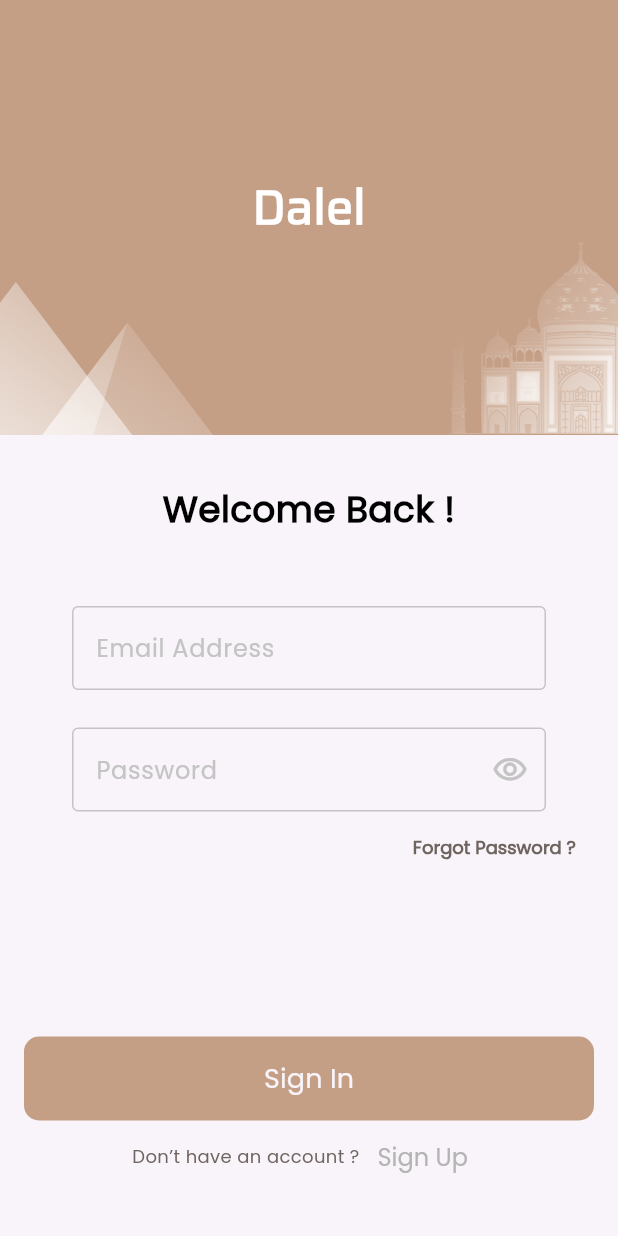
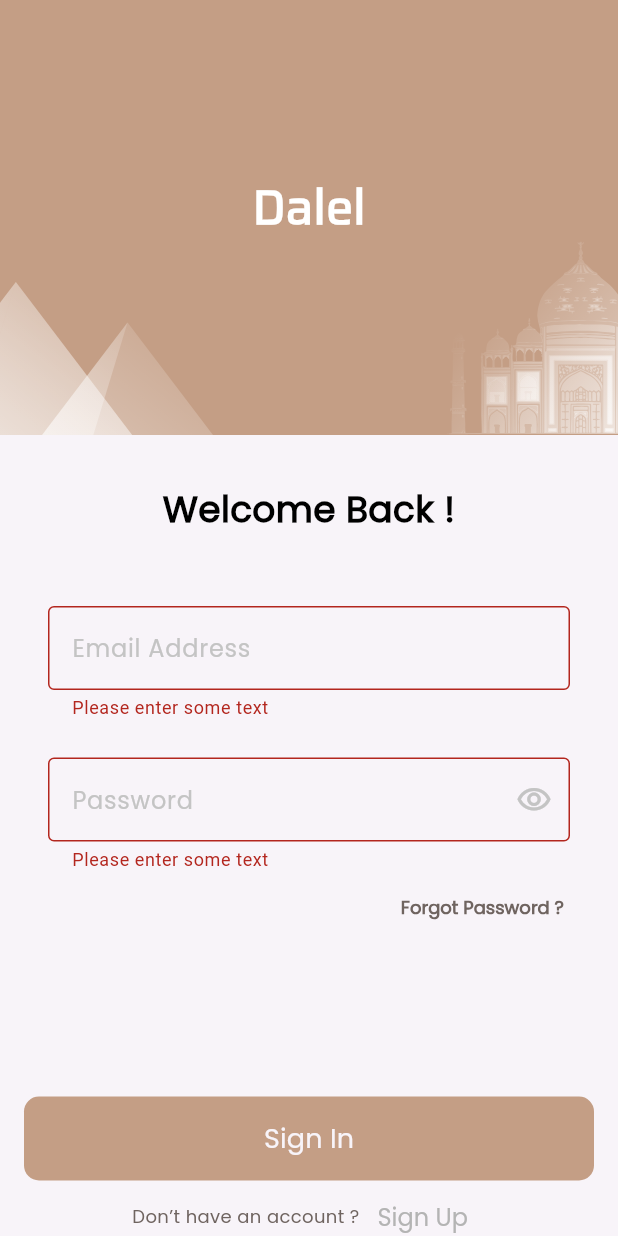
Before and after one commit to ramy23149/Dalel, a Flutter app: the LogInView screen opened by its route, after a tap on "Sign In", on a phone screen of 412 x 824 dp. Run offline on Flutter 3.47's test engine with Material 3 defaults, Android fonts, the phone set to English and light mode, and no system bars; our stand-ins replace firebase_auth, firebase_core, flutter_bloc, flutter_svg, fluttertoast, get_it and 3 more; accounts and stored records are empty.

Commit message:
add login logic

```diff
--- a/lib/core/functions/custom_navigation.dart
+++ b/lib/core/functions/custom_navigation.dart
@@ -11,3 +11,7 @@ void customPushNavigation(String routePath) {
 void customGoNavigation(String routePath) {
   AppRouter.router.go(routePath);
 }
+
+void customReplaceNavigation(String routePath) {
+  AppRouter.router.replace(routePath);
+}
--- a/lib/core/routes/app_router.dart
+++ b/lib/core/routes/app_router.dart
@@ -1,5 +1,5 @@
-import 'package:dalel_app/core/services/service_locator.dart';
-import 'package:dalel_app/features/auth/presentation/cubits/auth_cubit/auth_cubit.dart';
+import 'package:dalel_app/features/auth/presentation/cubits/login_cubit/login_cubit.dart';
+import 'package:dalel_app/features/auth/presentation/cubits/signUp_cubit/signUp_cubit.dart';
 import 'package:dalel_app/features/auth/presentation/views/log_in_view.dart';
 import 'package:dalel_app/features/auth/presentation/views/sign_up_view.dart';
 import 'package:dalel_app/features/home/presentatoin/views/home_view.dart';
@@ -15,7 +15,7 @@ abstract class AppRouter {
   static const String kOnboardingView = '/OnboardingView';
   static const String kSignUpView = '/SignUpView';
   static const String kLogInView = '/LogInView';
-  static const String kHomeVeiw = '/HomeVeiw';
+  static const String kHomeView = '/HomeVeiw';
 
   static GoRouter router = GoRouter(
     routes: <RouteBase>[
@@ -36,19 +36,19 @@ abstract class AppRouter {
       GoRoute(
         path: kSignUpView,
         builder: (context, state) => BlocProvider(
-          create: (context) => getIt<AuthCubit>(),
+          create: (context) => SignUpCubit(),
           child: SignUpView(),
         ),
       ),
       GoRoute(
         path: kLogInView,
         builder: (context, state) => BlocProvider(
-          create: (context) => getIt<AuthCubit>(),
+          create: (context) => LoginCubit(),
           child: LogInView(),
         ),
       ),
       GoRoute(
-        path: kHomeVeiw,
+        path: kHomeView,
         builder: (context, state) => HomeVeiw(),
       ),
     ],
--- a/lib/core/services/service_locator.dart
+++ b/lib/core/services/service_locator.dart
@@ -1,10 +1,8 @@
 import 'package:dalel_app/core/database/cache/cache_helper.dart';
-import 'package:dalel_app/features/auth/presentation/cubits/auth_cubit/auth_cubit.dart';
 import 'package:get_it/get_it.dart';
 
 final getIt = GetIt.instance;
 
 void setupServiceLocator() {
   getIt.registerSingleton<SharedPrefHelper>(SharedPrefHelper());
-  getIt.registerSingleton<AuthCubit>(AuthCubit());
 }
--- a/lib/core/utils/app_strings.dart
+++ b/lib/core/utils/app_strings.dart
@@ -70,4 +70,7 @@ abstract class AppStrings {
   static const Password_should_be_at_least_6_characters =
       "Password should be at least 6 characters";
   static const Do_not_have_an_account = "Don’t have an account ?";
+  static const user_not_found = "There is no user recorded with this email.";
+
+  static const wrong_password = "Wrong password provided for that user.";
 }
--- /dev/null
+++ b/lib/features/auth/presentation/cubits/login_cubit/login_cubit.dart
@@ -0,0 +1,56 @@
+import 'package:dalel_app/core/functions/custom_navigation.dart';
+import 'package:dalel_app/core/functions/show_flutter_toast.dart';
+import 'package:dalel_app/core/routes/app_router.dart';
+import 'package:dalel_app/core/utils/app_strings.dart';
+import 'package:firebase_auth/firebase_auth.dart';
+import 'package:flutter/material.dart';
+import 'package:flutter_bloc/flutter_bloc.dart';
+
+part 'login_state.dart';
+
+class LoginCubit extends Cubit<LoginState> {
+  LoginCubit() : super(LoginInitial()) {
+    _init();
+  }
+
+  static LoginCubit get(context) => BlocProvider.of(context);
+
+  late final GlobalKey<FormState> formKey;
+  late final TextEditingController emailController;
+  late final TextEditingController passwordController;
+
+  void _init() {
+    emailController = TextEditingController();
+    passwordController = TextEditingController();
+    formKey = GlobalKey<FormState>();
+  }
+
+  void validateFormAndLogin() {
+    if (formKey.currentState!.validate()) {
+      loginWithEmailAndPassword();
+    }
+  }
+
+  Future<void> loginWithEmailAndPassword() async {
+    emit(LoginLoading());
+    try {
+       await FirebaseAuth.instance.signInWithEmailAndPassword(
+        email: emailController.text,
+        password: passwordController.text,
+      );
+      emit(LoginSuccess());
+      customGoNavigation(AppRouter.kHomeView);
+    } on FirebaseAuthException catch (e) {
+      if (e.code == 'user-not-found') {
+        showFlutterToast(message: AppStrings.user_not_found);
+        emit(LoginError(errMessage: AppStrings.user_not_found));
+      } else if (e.code == 'wrong-password') {
+        showFlutterToast(message: AppStrings.wrong_password);
+        emit(LoginError(errMessage: AppStrings.wrong_password));
+      }
+    } catch (e) {
+      showFlutterToast(message: e.toString());
+      emit(LoginError(errMessage: e.toString()));
+    }
+  }
+}
--- /dev/null
+++ b/lib/features/auth/presentation/cubits/login_cubit/login_state.dart
@@ -0,0 +1,14 @@
+part of 'login_cubit.dart';
+
+ class LoginState {}
+
+final class LoginInitial extends LoginState {}
+
+final class LoginLoading extends LoginState {}
+
+final class LoginSuccess extends LoginState {}
+
+final class LoginError extends LoginState {
+  final String errMessage;
+  LoginError({required this.errMessage});
+}
--- a/lib/features/auth/presentation/cubits/auth_cubit/auth_cubit.dart
+++ b/lib/features/auth/presentation/cubits/signUp_cubit/signUp_cubit.dart
@@ -8,14 +8,14 @@ import 'package:firebase_auth/firebase_auth.dart';
 import 'package:flutter/material.dart';
 import 'package:flutter_bloc/flutter_bloc.dart';
 
-part 'auth_state.dart';
+part 'signUp_state.dart';
 
-class AuthCubit extends Cubit<AuthState> {
-  AuthCubit() : super(AuthInitial()) {
+class SignUpCubit extends Cubit<SignUpState> {
+  SignUpCubit() : super(SignUpInitial()) {
     _init();
   }
 
-  static AuthCubit get(context) => BlocProvider.of(context);
+  static SignUpCubit get(context) => BlocProvider.of(context);
 
   late final TextEditingController emailController,
       passwordController,
@@ -43,7 +43,7 @@ class AuthCubit extends Cubit<AuthState> {
         message: AppStrings.account_created_successfully
       ));
       showFlutterToast(message: AppStrings.account_created_successfully);
-      customGoNavigation(AppRouter.kHomeVeiw);
+      customGoNavigation(AppRouter.kHomeView);
     } on FirebaseAuthException catch (e) {
       if (e.code == 'email-already-in-use') {
         log('The account already exists for that email.');
@@ -70,4 +70,13 @@ class AuthCubit extends Cubit<AuthState> {
       }
     }
   }
+
+  @override
+  Future<void> close() {
+    emailController.dispose();
+    passwordController.dispose();
+    lastNameController.dispose();
+    firstNameController.dispose();
+    return super.close();
+  }
 }
--- a/lib/features/auth/presentation/views/log_in_view.dart
+++ b/lib/features/auth/presentation/views/log_in_view.dart
@@ -1,9 +1,9 @@
+import 'package:dalel_app/core/functions/custom_navigation.dart';
+import 'package:dalel_app/core/routes/app_router.dart';
 import 'package:dalel_app/core/utils/app_strings.dart';
 import 'package:dalel_app/core/utils/app_text_styles.dart';
-import 'package:dalel_app/core/widgets/custom_button.dart';
 import 'package:dalel_app/features/auth/presentation/widgets/auth_questoin_action_row.dart';
 import 'package:dalel_app/features/auth/presentation/widgets/custom_login_form.dart';
-import 'package:dalel_app/features/auth/presentation/widgets/forgot_password_btn.dart';
 import 'package:dalel_app/features/auth/presentation/widgets/welcome_banner.dart';
 import 'package:flutter/material.dart';
 
@@ -25,8 +25,6 @@ class LogInView extends StatelessWidget {
           ),
         ),
         SliverToBoxAdapter(
-          child: Padding(
-            padding: const EdgeInsets.symmetric(horizontal: 16),
           child: Column(
             children: [
               Text(
@@ -38,17 +36,11 @@ class LogInView extends StatelessWidget {
                 height: 48,
               ),
               CustomLoginForm(),
-                ForgotPasswordBtn(),
-                SizedBox(
-                  height: 102,
-                ),
-                CustomBotton(text: AppStrings.Sign_In, onPressed: () {}),
               AuthQuestionActionRow(
                   question: AppStrings.Do_not_have_an_account,
                   answer: AppStrings.Sign_Up,
-                    onTap: () {})
+                  onTap: () =>customReplaceNavigation(AppRouter.kSignUpView,),),
             ],
-            ),
           ),
         )
       ],
--- a/lib/features/auth/presentation/views/sign_up_view.dart
+++ b/lib/features/auth/presentation/views/sign_up_view.dart
@@ -43,7 +43,7 @@ class SignUpView extends StatelessWidget {
                 child: AuthQuestionActionRow(
                   question: AppStrings.Already_have_an_account,
                   answer: AppStrings.Sign_In,
-                  onTap: () => customPushNavigation(AppRouter.kLogInView),
+                  onTap: () => customReplaceNavigation(AppRouter.kLogInView),
                 ),
               ),
               SliverToBoxAdapter(
--- a/lib/features/auth/presentation/widgets/custom_login_form.dart
+++ b/lib/features/auth/presentation/widgets/custom_login_form.dart
@@ -1,6 +1,12 @@
 import 'package:dalel_app/core/utils/app_strings.dart';
+import 'package:dalel_app/core/widgets/custom_button.dart';
+import 'package:dalel_app/core/widgets/custom_loading_indecator.dart'
+    show CustomLoadingIndecator;
+import 'package:dalel_app/features/auth/presentation/cubits/login_cubit/login_cubit.dart';
 import 'package:dalel_app/features/auth/presentation/widgets/custom_form_text_field.dart';
+import 'package:dalel_app/features/auth/presentation/widgets/forgot_password_btn.dart';
 import 'package:flutter/material.dart';
+import 'package:flutter_bloc/flutter_bloc.dart';
 
 class CustomLoginForm extends StatelessWidget {
   const CustomLoginForm({
@@ -9,23 +15,48 @@ class CustomLoginForm extends StatelessWidget {
 
   @override
   Widget build(BuildContext context) {
-    return Padding(
+    return BlocBuilder<LoginCubit, LoginState>(
+      builder: (context, state) {
+        final cubit = LoginCubit.get(context);
+        return Column(
+          children: [
+            Padding(
               padding: const EdgeInsets.symmetric(horizontal: 24),
               child: Form(
+                key: cubit.formKey,
                 child: Column(
                   children: [
-            CustomFormTextField(labelText: AppStrings.Email_Address),
+                    CustomFormTextField(
+                      controller: cubit.emailController,
+                      labelText: AppStrings.Email_Address,
+                    ),
                     SizedBox(
                       height: 25,
                     ),
                     CustomFormTextField(
+                      controller: cubit.passwordController,
                       labelText: AppStrings.Password,
                       isPasswordTextField: true,
                     ),
-
+                    ForgotPasswordBtn(),
+                    SizedBox(
+                      height: 102,
+                    ),
                   ],
                 ),
               ),
+            ),
+            state is LoginLoading
+                ? CustomLoadingIndecator()
+                : Padding(
+                    padding: const EdgeInsets.symmetric(horizontal: 16),
+                    child: CustomBotton(
+                        text: AppStrings.Sign_In,
+                        onPressed: cubit.validateFormAndLogin),
+                  ),
+          ],
+        );
+      },
     );
   }
 }
--- a/lib/features/auth/presentation/widgets/custom_sign_up_form.dart
+++ b/lib/features/auth/presentation/widgets/custom_sign_up_form.dart
@@ -2,7 +2,7 @@ import 'package:dalel_app/core/utils/app_colors.dart';
 import 'package:dalel_app/core/utils/app_strings.dart';
 import 'package:dalel_app/core/widgets/custom_button.dart';
 import 'package:dalel_app/core/widgets/custom_loading_indecator.dart';
-import 'package:dalel_app/features/auth/presentation/cubits/auth_cubit/auth_cubit.dart';
+import 'package:dalel_app/features/auth/presentation/cubits/signUp_cubit/signUp_cubit.dart';
 import 'package:dalel_app/features/auth/presentation/widgets/custom_form_text_field.dart';
 import 'package:dalel_app/features/auth/presentation/widgets/custom_terms_and_conditions.dart';
 import 'package:flutter/material.dart';
@@ -13,9 +13,9 @@ class CustomSignUpForm extends StatelessWidget {
 
   @override
   Widget build(BuildContext context) {
-    return BlocBuilder<AuthCubit, AuthState>(
+    return BlocBuilder<SignUpCubit, SignUpState>(
       builder: (context, state) {
-        var cubit = AuthCubit.get(context);
+        var cubit = SignUpCubit.get(context);
         return Form(
           key: cubit.formKey,
           child: Column(
--- a/lib/features/auth/presentation/widgets/custom_terms_and_conditions.dart
+++ b/lib/features/auth/presentation/widgets/custom_terms_and_conditions.dart
@@ -2,7 +2,7 @@ import 'package:dalel_app/core/utils/app_colors.dart';
 import 'package:dalel_app/core/utils/app_strings.dart';
 import 'package:dalel_app/core/utils/app_text_styles.dart';
 import 'package:dalel_app/core/widgets/custom_text_button.dart';
-import 'package:dalel_app/features/auth/presentation/cubits/auth_cubit/auth_cubit.dart';
+import 'package:dalel_app/features/auth/presentation/cubits/signUp_cubit/signUp_cubit.dart';
 import 'package:dalel_app/features/auth/presentation/widgets/custom_check_box.dart';
 import 'package:flutter/material.dart';
 import 'package:flutter_bloc/flutter_bloc.dart';
@@ -21,9 +21,9 @@ class _CustomTermsAndConditionsState extends State<CustomTermsAndConditions> {
 
   @override
   Widget build(BuildContext context) {
-    return BlocBuilder<AuthCubit, AuthState>(
+    return BlocBuilder<SignUpCubit, SignUpState>(
       builder: (context, state) {
-        final cubit = AuthCubit.get(context);
+        final cubit = SignUpCubit.get(context);
         return Row(
           children: [
             CustomCheckBox(
--- a/lib/features/splash/presentation/cubit/splash_state.dart
+++ b/lib/features/splash/presentation/cubit/splash_state.dart
@@ -5,4 +5,4 @@ abstract class SplashState {}
 final class SplashInitial extends SplashState {}
 final class NavigateToOnboarding extends SplashState {}
 final class NavigateToHome extends SplashState {}
-final class NavigateToSignUp extends SplashState {}
+final class NavigateToLoginView extends SplashState {}
```
Also changed, not shown: lib/features/auth/presentation/cubits/auth_cubit/auth_state.dart (deleted, +0 -21 lines), lib/features/auth/presentation/cubits/signUp_cubit/signUp_state.dart (added, +21 -0 lines), lib/features/splash/presentation/cubit/splash_cubit.dart (+13 -6 lines), lib/features/splash/presentation/views/splash_view.dart (+5 -2 lines). Lines whose indentation alone changed are shown as unchanged.
